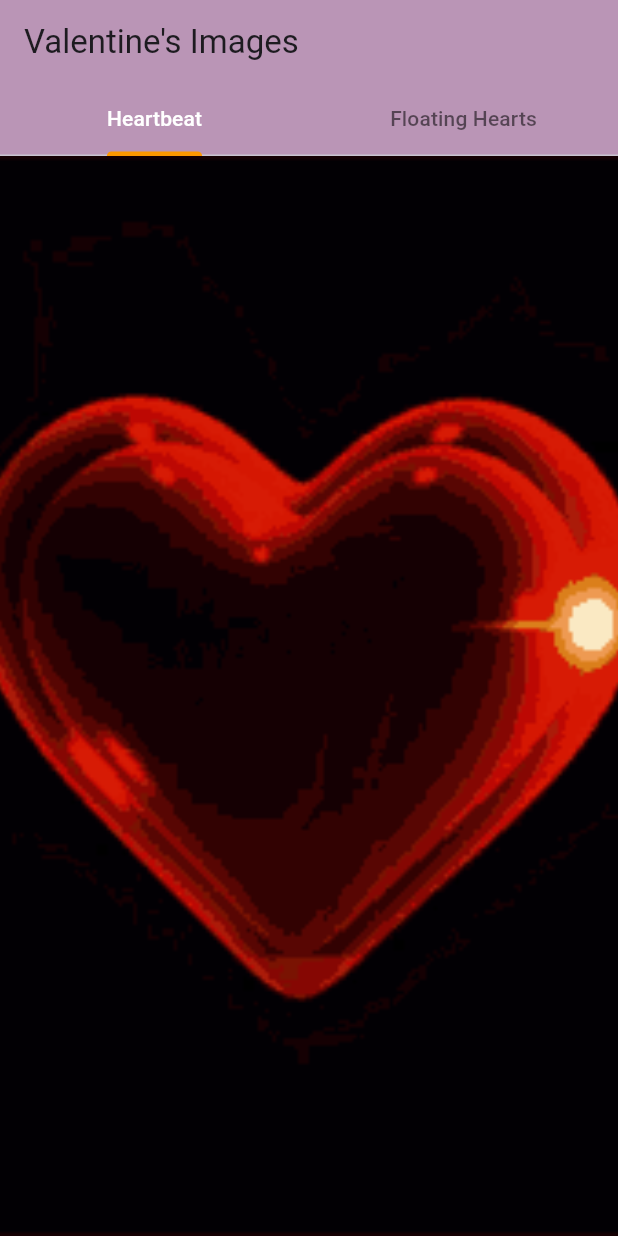
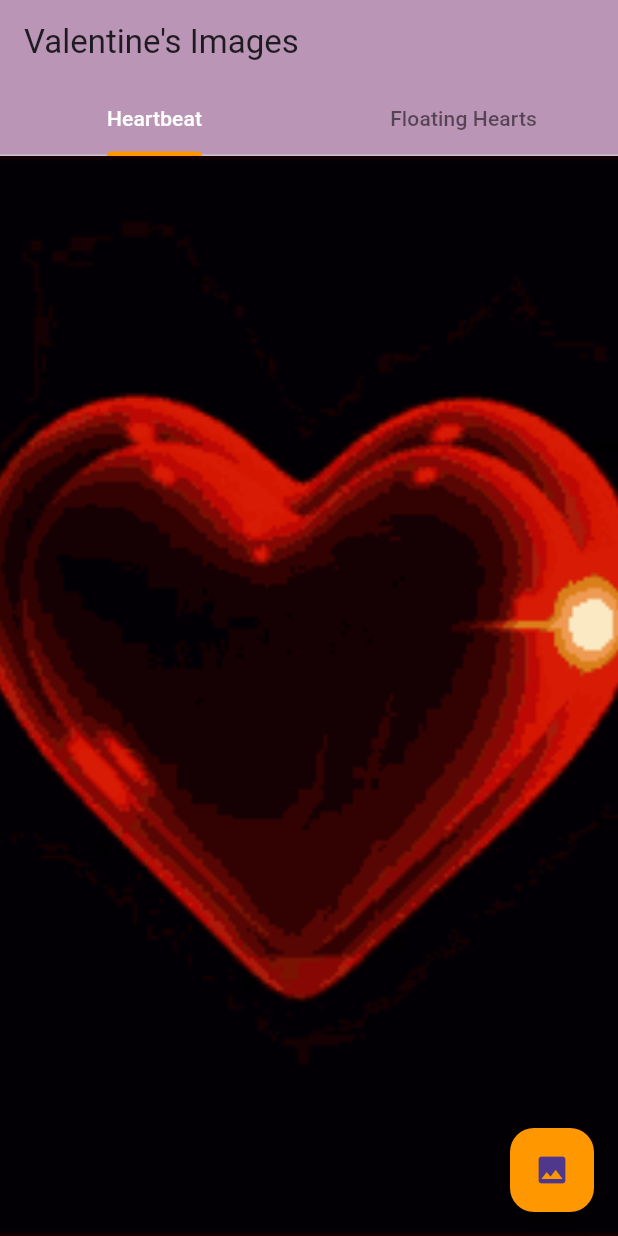
Before and after one commit to rchai12/valentines, a Flutter app: the screen it shows after launch, on a phone screen of 412 x 824 dp. Run offline on Flutter 3.47's test engine with Material 3 defaults, Android fonts, the phone set to English and light mode, and no system bars.

Commit message:
Added a button that pops an image on screen

```diff
--- a/lib/main.dart
+++ b/lib/main.dart
@@ -5,6 +5,8 @@
 }
 
 class MyApp extends StatelessWidget {
+  const MyApp({super.key});
+
   @override
   Widget build(BuildContext context) {
     return MaterialApp(
@@ -14,7 +16,24 @@
   }
 }
 
-class MyHomePage extends StatelessWidget {
+class MyHomePage extends StatefulWidget {
+  @override
+  _MyHomePageState createState() => _MyHomePageState();
+}
+
+class _MyHomePageState extends State<MyHomePage> {
+  void _showPopupImage() {
+    showDialog(
+      context: context,
+      builder: (BuildContext context) {
+        return Dialog(
+          backgroundColor: Colors.transparent,
+          child: Image.asset('assets/images/rose.gif'),
+        );
+      },
+    );
+  }
+
   @override
   Widget build(BuildContext context) {
     return DefaultTabController(
@@ -49,6 +68,11 @@
             ),
           ],
         ),
+        floatingActionButton: FloatingActionButton(
+          onPressed: _showPopupImage,
+          child: Icon(Icons.image),
+          backgroundColor: Colors.orange,
+        ),
       ),
     );
   }
```
Also changed, not shown: assets/images/rose.gif (added).
